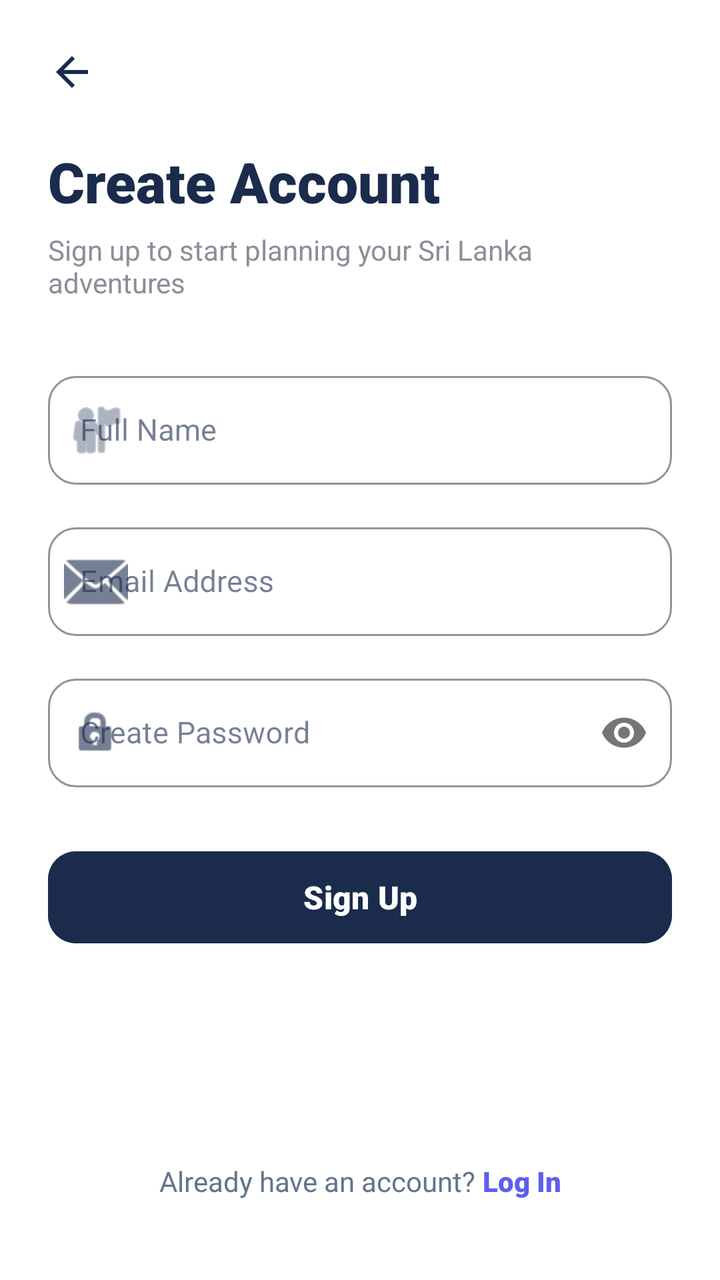
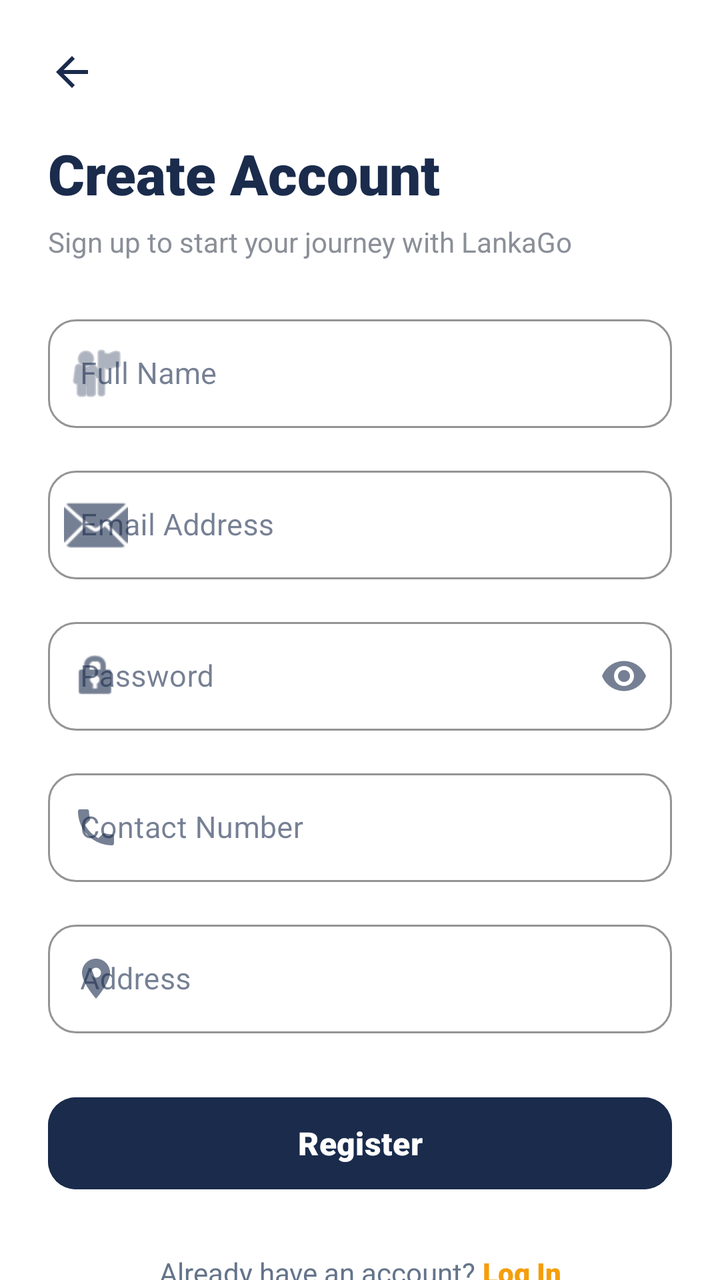

The first picture is an Android layout as it rendered before a commit; the second is the same layout after the commit. The layout source and the unified diff follow.
<!-- AndroidManifest.xml: application theme Theme.LankaGo -->
<!-- res/layout/fragment_register.xml -->
<?xml version="1.0" encoding="utf-8"?>
<androidx.constraintlayout.widget.ConstraintLayout
    xmlns:android="http://schemas.android.com/apk/res/android"
    xmlns:app="http://schemas.android.com/apk/res-auto"
    xmlns:tools="http://schemas.android.com/tools"
    android:layout_width="match_parent"
    android:layout_height="match_parent"
    android:background="#FFFFFF">

    
    <ImageView
        android:id="@+id/btn_back"
        android:layout_width="40dp"
        android:layout_height="40dp"
        android:layout_marginStart="16dp"
        android:layout_marginTop="16dp"
        android:background="?android:attr/selectableItemBackgroundBorderless"
        android:padding="8dp"
        android:src="@drawable/ic_arrow_back"
        app:tint="#1A2B4C"
        android:contentDescription="Back"
        app:layout_constraintStart_toStartOf="parent"
        app:layout_constraintTop_toTopOf="parent" />

    <ScrollView
        android:layout_width="match_parent"
        android:layout_height="0dp"
        android:fillViewport="true"
        android:scrollbars="none"
        app:layout_constraintBottom_toBottomOf="parent"
        app:layout_constraintTop_toBottomOf="@id/btn_back">

        <androidx.constraintlayout.widget.ConstraintLayout
            android:layout_width="match_parent"
            android:layout_height="wrap_content"
            android:paddingHorizontal="24dp"
            android:paddingBottom="40dp">

            
            <TextView
                android:id="@+id/tv_title"
                android:layout_width="wrap_content"
                android:layout_height="wrap_content"
                android:layout_marginTop="16dp"
                android:fontFamily="sans-serif-black"
                android:text="Create Account"
                android:textColor="#1A2B4C"
                android:textSize="28sp"
                app:layout_constraintStart_toStartOf="parent"
                app:layout_constraintTop_toTopOf="parent" />

            <TextView
                android:id="@+id/tv_subtitle"
                android:layout_width="wrap_content"
                android:layout_height="wrap_content"
                android:layout_marginTop="6dp"
                android:fontFamily="sans-serif"
                android:text="Sign up to start planning your Sri Lanka adventures"
                android:textColor="#8A8F98"
                android:textSize="14sp"
                app:layout_constraintStart_toStartOf="parent"
                app:layout_constraintTop_toBottomOf="@id/tv_title" />

            
            <com.google.android.material.textfield.TextInputLayout
                android:id="@+id/til_name"
                style="@style/Widget.MaterialComponents.TextInputLayout.OutlinedBox"
                android:layout_width="0dp"
                android:layout_height="wrap_content"
                android:layout_marginTop="32dp"
                android:hint="Full Name"
                app:boxCornerRadiusBottomEnd="14dp"
                app:boxCornerRadiusBottomStart="14dp"
                app:boxCornerRadiusTopEnd="14dp"
                app:boxCornerRadiusTopStart="14dp"
                app:boxStrokeColor="#1A2B4C"
                app:startIconDrawable="@android:drawable/ic_menu_myplaces"
                app:layout_constraintEnd_toEndOf="parent"
                app:layout_constraintStart_toStartOf="parent"
                app:layout_constraintTop_toBottomOf="@id/tv_subtitle">

                <com.google.android.material.textfield.TextInputEditText
                    android:id="@+id/et_name"
                    android:layout_width="match_parent"
                    android:layout_height="wrap_content"
                    android:inputType="textPersonName|textCapWords"
                    android:textColor="#1A2B4C"
                    android:textSize="15sp" />
            </com.google.android.material.textfield.TextInputLayout>

            
            <com.google.android.material.textfield.TextInputLayout
                android:id="@+id/til_email"
                style="@style/Widget.MaterialComponents.TextInputLayout.OutlinedBox"
                android:layout_width="0dp"
                android:layout_height="wrap_content"
                android:layout_marginTop="16dp"
                android:hint="Email Address"
                app:boxCornerRadiusBottomEnd="14dp"
                app:boxCornerRadiusBottomStart="14dp"
                app:boxCornerRadiusTopEnd="14dp"
                app:boxCornerRadiusTopStart="14dp"
                app:boxStrokeColor="#1A2B4C"
                app:startIconDrawable="@android:drawable/ic_dialog_email"
                app:layout_constraintEnd_toEndOf="parent"
                app:layout_constraintStart_toStartOf="parent"
                app:layout_constraintTop_toBottomOf="@id/til_name">

                <com.google.android.material.textfield.TextInputEditText
                    android:id="@+id/et_email"
                    android:layout_width="match_parent"
                    android:layout_height="wrap_content"
                    android:inputType="textEmailAddress"
                    android:textColor="#1A2B4C"
                    android:textSize="15sp" />
            </com.google.android.material.textfield.TextInputLayout>

            
            <com.google.android.material.textfield.TextInputLayout
                android:id="@+id/til_password"
                style="@style/Widget.MaterialComponents.TextInputLayout.OutlinedBox"
                android:layout_width="0dp"
                android:layout_height="wrap_content"
                android:layout_marginTop="16dp"
                android:hint="Create Password"
                app:boxCornerRadiusBottomEnd="14dp"
                app:boxCornerRadiusBottomStart="14dp"
                app:boxCornerRadiusTopEnd="14dp"
                app:boxCornerRadiusTopStart="14dp"
                app:boxStrokeColor="#1A2B4C"
                app:passwordToggleEnabled="true"
                app:startIconDrawable="@android:drawable/ic_lock_idle_lock"
                app:layout_constraintEnd_toEndOf="parent"
                app:layout_constraintStart_toStartOf="parent"
                app:layout_constraintTop_toBottomOf="@id/til_email">

                <com.google.android.material.textfield.TextInputEditText
                    android:id="@+id/et_password"
                    android:layout_width="match_parent"
                    android:layout_height="wrap_content"
                    android:inputType="textPassword"
                    android:textColor="#1A2B4C"
                    android:textSize="15sp" />
            </com.google.android.material.textfield.TextInputLayout>

            
            <com.google.android.material.button.MaterialButton
                android:id="@+id/btn_register"
                android:layout_width="0dp"
                android:layout_height="54dp"
                android:layout_marginTop="28dp"
                android:backgroundTint="#1A2B4C"
                android:fontFamily="sans-serif-black"
                android:text="Sign Up"
                android:textAllCaps="false"
                android:textColor="#FFFFFF"
                android:textSize="16sp"
                app:cornerRadius="14dp"
                app:layout_constraintEnd_toEndOf="parent"
                app:layout_constraintStart_toStartOf="parent"
                app:layout_constraintTop_toBottomOf="@id/til_password" />

            
            <ProgressBar
                android:id="@+id/pb_register_loading"
                android:layout_width="32dp"
                android:layout_height="32dp"
                android:layout_marginTop="16dp"
                android:indeterminateTint="#5D5FEF"
                android:visibility="gone"
                app:layout_constraintEnd_toEndOf="parent"
                app:layout_constraintStart_toStartOf="parent"
                app:layout_constraintTop_toBottomOf="@id/btn_register" />

            
            <LinearLayout
                android:layout_width="wrap_content"
                android:layout_height="wrap_content"
                android:layout_marginTop="32dp"
                android:orientation="horizontal"
                app:layout_constraintBottom_toBottomOf="parent"
                app:layout_constraintEnd_toEndOf="parent"
                app:layout_constraintStart_toStartOf="parent"
                app:layout_constraintTop_toBottomOf="@id/pb_register_loading"
                app:layout_constraintVertical_bias="1.0">

                <TextView
                    android:layout_width="wrap_content"
                    android:layout_height="wrap_content"
                    android:text="Already have an account? "
                    android:textColor="#64748B"
                    android:textSize="14sp" />

                <TextView
                    android:id="@+id/tv_login_link"
                    android:layout_width="wrap_content"
                    android:layout_height="wrap_content"
                    android:fontFamily="sans-serif-black"
                    android:text="Log In"
                    android:textColor="#5D5FEF"
                    android:textSize="14sp" />
            </LinearLayout>

        </androidx.constraintlayout.widget.ConstraintLayout>
    </ScrollView>

</androidx.constraintlayout.widget.ConstraintLayout>
<!-- resources referenced by this layout -->
<resources>
  <!-- drawable ic_arrow_back (drawable) -->
  <vector xmlns:android="http://schemas.android.com/apk/res/android"
      android:width="24dp"
      android:height="24dp"
      android:viewportWidth="24.0"
      android:viewportHeight="24.0">
      <path
          android:fillColor="#1A2B4C"
          android:pathData="M20,11H7.83l5.59-5.59L12,4l-8,8 8,8 1.41-1.41L7.83,13H20v-2z"/>
  </vector>
  <style name="Theme.LankaGo" parent="Base.Theme.LankaGo" />
  <color name="primary">#1A2B4C</color>
  <color name="on_primary">#FFFFFF</color>
  <color name="primary_container">#E6EEF8</color>
  <color name="on_primary_container">#0D192E</color>
  <color name="secondary">#F59E0B</color>
  <color name="on_secondary">#FFFFFF</color>
  <color name="secondary_container">#FEF3C7</color>
  <color name="on_secondary_container">#78350F</color>
  <color name="background_primary">#F8F9FA</color>
  <color name="surface_card">#FFFFFF</color>
  <color name="text_primary">#1A2B4C</color>
  <color name="surface_variant">#F1F5F9</color>
  <color name="text_secondary">#64748B</color>
  <color name="border">#E2E8F0</color>
  <style name="Widget.LankaGo.Button" parent="Widget.Material3.Button">
          <item name="backgroundTint">@color/primary</item>
          <item name="android:textColor">@color/on_primary</item>
          <item name="cornerRadius">12dp</item>
      </style>
  <style name="Widget.LankaGo.FloatingActionButton" parent="Widget.Material3.FloatingActionButton.Primary">
          <item name="backgroundTint">@color/secondary</item>
          <item name="tint">@color/on_secondary</item>
      </style>
  <style name="Widget.LankaGo.BottomNavigationView" parent="Widget.Material3.BottomNavigationView">
          <item name="backgroundTint">@color/surface_card</item>
          <item name="itemIconTint">@color/primary</item>
          <item name="itemTextColor">@color/primary</item>
          <item name="itemActiveIndicatorStyle">@style/Widget.LankaGo.ActiveIndicator</item>
      </style>
  <style name="Widget.LankaGo.ActiveIndicator" parent="Widget.Material3.BottomNavigationView.ActiveIndicator">
          <item name="android:color">@color/primary_container</item>
      </style>
  <!-- unchanged entries left out for length: 1 -->
</resources>

<!-- the commit's change to res/layout/fragment_register.xml (unified diff, before → after) -->
@@ -41,7 +41,7 @@
                 android:id="@+id/tv_title"
                 android:layout_width="wrap_content"
                 android:layout_height="wrap_content"
-                android:layout_marginTop="16dp"
+                android:layout_marginTop="12dp"
                 android:fontFamily="sans-serif-black"
                 android:text="Create Account"
                 android:textColor="#1A2B4C"
@@ -55,7 +55,7 @@
                 android:layout_height="wrap_content"
                 android:layout_marginTop="6dp"
                 android:fontFamily="sans-serif"
-                android:text="Sign up to start planning your Sri Lanka adventures"
+                android:text="Sign up to start your journey with LankaGo"
                 android:textColor="#8A8F98"
                 android:textSize="14sp"
                 app:layout_constraintStart_toStartOf="parent"
@@ -67,7 +67,7 @@
                 style="@style/Widget.MaterialComponents.TextInputLayout.OutlinedBox"
                 android:layout_width="0dp"
                 android:layout_height="wrap_content"
-                android:layout_marginTop="32dp"
+                android:layout_marginTop="24dp"
                 android:hint="Full Name"
                 app:boxCornerRadiusBottomEnd="14dp"
                 app:boxCornerRadiusBottomStart="14dp"
@@ -122,13 +122,13 @@
                 android:layout_width="0dp"
                 android:layout_height="wrap_content"
                 android:layout_marginTop="16dp"
-                android:hint="Create Password"
-                app:boxCornerRadiusBottomEnd="14dp"
-                app:boxCornerRadiusBottomStart="14dp"
-                app:boxCornerRadiusTopEnd="14dp"
-                app:boxCornerRadiusTopStart="14dp"
-                app:boxStrokeColor="#1A2B4C"
-                app:passwordToggleEnabled="true"
+                android:hint="Password"
+                app:boxCornerRadiusBottomEnd="14dp"
+                app:boxCornerRadiusBottomStart="14dp"
+                app:boxCornerRadiusTopEnd="14dp"
+                app:boxCornerRadiusTopStart="14dp"
+                app:boxStrokeColor="#1A2B4C"
+                app:endIconMode="password_toggle"
                 app:startIconDrawable="@android:drawable/ic_lock_idle_lock"
                 app:layout_constraintEnd_toEndOf="parent"
                 app:layout_constraintStart_toStartOf="parent"
@@ -139,6 +139,60 @@
                     android:layout_width="match_parent"
                     android:layout_height="wrap_content"
                     android:inputType="textPassword"
+                    android:textColor="#1A2B4C"
+                    android:textSize="15sp" />
+            </com.google.android.material.textfield.TextInputLayout>
+
+            
+            <com.google.android.material.textfield.TextInputLayout
+                android:id="@+id/til_contact_number"
+                style="@style/Widget.MaterialComponents.TextInputLayout.OutlinedBox"
+                android:layout_width="0dp"
+                android:layout_height="wrap_content"
+                android:layout_marginTop="16dp"
+                android:hint="Contact Number"
+                app:boxCornerRadiusBottomEnd="14dp"
+                app:boxCornerRadiusBottomStart="14dp"
+                app:boxCornerRadiusTopEnd="14dp"
+                app:boxCornerRadiusTopStart="14dp"
+                app:boxStrokeColor="#1A2B4C"
+                app:startIconDrawable="@drawable/ic_phone_call"
+                app:layout_constraintEnd_toEndOf="parent"
+                app:layout_constraintStart_toStartOf="parent"
+                app:layout_constraintTop_toBottomOf="@id/til_password">
+
+                <com.google.android.material.textfield.TextInputEditText
+                    android:id="@+id/et_contact_number"
+                    android:layout_width="match_parent"
+                    android:layout_height="wrap_content"
+                    android:inputType="phone"
+                    android:textColor="#1A2B4C"
+                    android:textSize="15sp" />
+            </com.google.android.material.textfield.TextInputLayout>
+
+            
+            <com.google.android.material.textfield.TextInputLayout
+                android:id="@+id/til_address"
+                style="@style/Widget.MaterialComponents.TextInputLayout.OutlinedBox"
+                android:layout_width="0dp"
+                android:layout_height="wrap_content"
+                android:layout_marginTop="16dp"
+                android:hint="Address"
+                app:boxCornerRadiusBottomEnd="14dp"
+                app:boxCornerRadiusBottomStart="14dp"
+                app:boxCornerRadiusTopEnd="14dp"
+                app:boxCornerRadiusTopStart="14dp"
+                app:boxStrokeColor="#1A2B4C"
+                app:startIconDrawable="@drawable/ic_map_pin"
+                app:layout_constraintEnd_toEndOf="parent"
+                app:layout_constraintStart_toStartOf="parent"
+                app:layout_constraintTop_toBottomOf="@id/til_contact_number">
+
+                <com.google.android.material.textfield.TextInputEditText
+                    android:id="@+id/et_address"
+                    android:layout_width="match_parent"
+                    android:layout_height="wrap_content"
+                    android:inputType="textPostalAddress|textCapWords"
                     android:textColor="#1A2B4C"
                     android:textSize="15sp" />
             </com.google.android.material.textfield.TextInputLayout>
@@ -151,14 +205,14 @@
                 android:layout_marginTop="28dp"
                 android:backgroundTint="#1A2B4C"
                 android:fontFamily="sans-serif-black"
-                android:text="Sign Up"
+                android:text="Register"
                 android:textAllCaps="false"
                 android:textColor="#FFFFFF"
                 android:textSize="16sp"
                 app:cornerRadius="14dp"
                 app:layout_constraintEnd_toEndOf="parent"
                 app:layout_constraintStart_toStartOf="parent"
-                app:layout_constraintTop_toBottomOf="@id/til_password" />
+                app:layout_constraintTop_toBottomOf="@id/til_address" />
 
             
             <ProgressBar
@@ -166,7 +220,7 @@
                 android:layout_width="32dp"
                 android:layout_height="32dp"
                 android:layout_marginTop="16dp"
-                android:indeterminateTint="#5D5FEF"
+                android:indeterminateTint="#F59E0B"
                 android:visibility="gone"
                 app:layout_constraintEnd_toEndOf="parent"
                 app:layout_constraintStart_toStartOf="parent"
@@ -176,7 +230,7 @@
             <LinearLayout
                 android:layout_width="wrap_content"
                 android:layout_height="wrap_content"
-                android:layout_marginTop="32dp"
+                android:layout_marginTop="28dp"
                 android:orientation="horizontal"
                 app:layout_constraintBottom_toBottomOf="parent"
                 app:layout_constraintEnd_toEndOf="parent"
@@ -197,7 +251,7 @@
                     android:layout_height="wrap_content"
                     android:fontFamily="sans-serif-black"
                     android:text="Log In"
-                    android:textColor="#5D5FEF"
+                    android:textColor="#F59E0B"
                     android:textSize="14sp" />
             </LinearLayout>
 
<!-- resource entries referenced after the edit -->
@@ -9,6 +9,26 @@
       <path
           android:fillColor="#1A2B4C"
           android:pathData="M20,11H7.83l5.59-5.59L12,4l-8,8 8,8 1.41-1.41L7.83,13H20v-2z"/>
+  </vector>
+  <!-- drawable ic_map_pin (drawable) -->
+  <vector xmlns:android="http://schemas.android.com/apk/res/android"
+      android:width="24dp"
+      android:height="24dp"
+      android:viewportWidth="24"
+      android:viewportHeight="24">
+      <path
+          android:fillColor="#1A2B4C"
+          android:pathData="M12,2C8.13,2 5,5.13 5,9C5,14.25 12,22 12,22C12,22 19,14.25 19,9C19,5.13 15.87,2 12,2M12,11.5A2.5,2.5 0 0,1 9.5,9A2.5,2.5 0 0,1 12,6.5A2.5,2.5 0 0,1 14.5,9A2.5,2.5 0 0,1 12,11.5Z"/>
+  </vector>
+  <!-- drawable ic_phone_call (drawable) -->
+  <vector xmlns:android="http://schemas.android.com/apk/res/android"
+      android:width="24dp"
+      android:height="24dp"
+      android:viewportWidth="24"
+      android:viewportHeight="24">
+      <path
+          android:fillColor="#1A2B4C"
+          android:pathData="M6.62,10.79C8.06,13.62 10.38,15.94 13.21,17.38L15.41,15.18C15.69,14.9 16.08,14.82 16.43,14.93C17.55,15.3 18.75,15.5 20,15.5A1,1 0 0,1 21,16.5V20A1,1 0 0,1 20,21A17,17 0 0,1 3,4A1,1 0 0,1 4,3H7.5A1,1 0 0,1 8.5,4C8.5,5.25 8.7,6.45 9.07,7.57C9.18,7.92 9.1,8.31 8.82,8.59L6.62,10.79Z"/>
   </vector>
   <style name="Theme.LankaGo" parent="Base.Theme.LankaGo" />
   <color name="primary">#1A2B4C</color>
